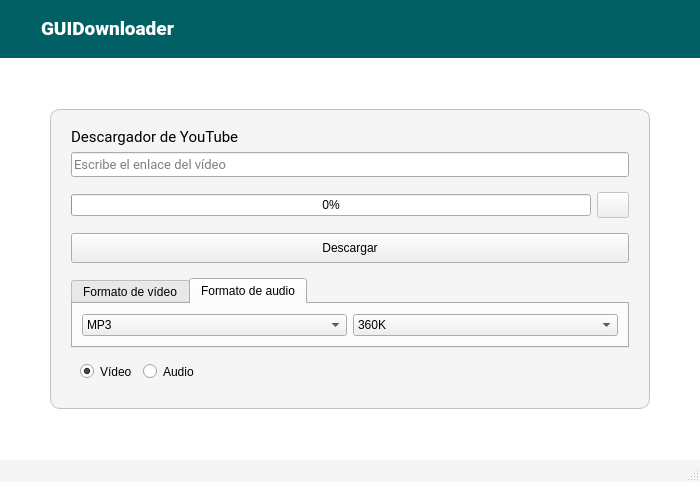
caicesardev/GUIDownloader, file app/ui/MainWindow.ui: the form before one commit.
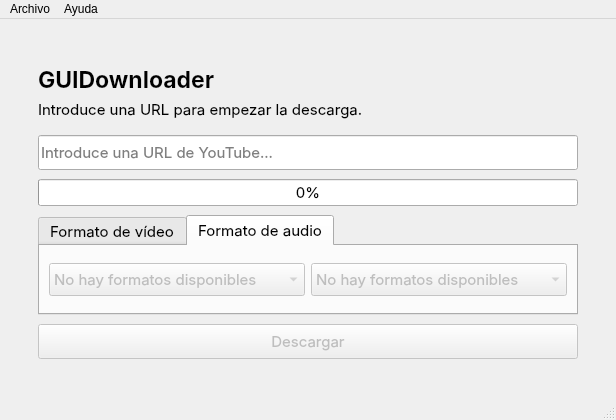
The form after the commit. The open tabs and pages were chosen to show the change. Icons and pictures are not drawn.

```diff
--- a/app/ui/MainWindow.ui
+++ b/app/ui/MainWindow.ui
@@ -6,22 +6,10 @@
    <rect>
     <x>0</x>
     <y>0</y>
-    <width>700</width>
-    <height>482</height>
+    <width>616</width>
+    <height>420</height>
    </rect>
   </property>
-  <property name="minimumSize">
-   <size>
-    <width>0</width>
-    <height>440</height>
-   </size>
-  </property>
-  <property name="font">
-   <font>
-    <family>Roboto</family>
-    <pointsize>10</pointsize>
-   </font>
-  </property>
   <property name="windowTitle">
    <string>GUIDownloader</string>
   </property>
@@ -29,256 +17,81 @@
    <iconset resource="../images.qrc">
     <normaloff>:/res/images/downloading.png</normaloff>:/res/images/downloading.png</iconset>
   </property>
-  <property name="styleSheet">
-   <string notr="true">QMainWindow#MainWindow{background: white;}</string>
-  </property>
   <widget class="QWidget" name="centralwidget">
+   <property name="font">
+    <font>
+     <family>Inter</family>
+     <pointsize>11</pointsize>
+     <stylestrategy>PreferAntialias</stylestrategy>
+     <hintingpreference>PreferFullHinting</hintingpreference>
+    </font>
+   </property>
    <layout class="QGridLayout" name="gridLayout">
-    <property name="leftMargin">
-     <number>0</number>
-    </property>
-    <property name="topMargin">
-     <number>0</number>
-    </property>
-    <property name="rightMargin">
-     <number>0</number>
-    </property>
-    <property name="bottomMargin">
-     <number>0</number>
-    </property>
-    <property name="verticalSpacing">
-     <number>0</number>
-    </property>
     <item row="0" column="0">
      <widget class="QFrame" name="central_frame">
+      <property name="sizePolicy">
+       <sizepolicy hsizetype="Preferred" vsizetype="Maximum">
+        <horstretch>0</horstretch>
+        <verstretch>0</verstretch>
+       </sizepolicy>
+      </property>
       <layout class="QVBoxLayout" name="verticalLayout">
        <property name="spacing">
-        <number>0</number>
+        <number>16</number>
        </property>
        <property name="leftMargin">
-        <number>0</number>
-       </property>
-       <property name="topMargin">
-        <number>0</number>
+        <number>20</number>
        </property>
        <property name="rightMargin">
-        <number>0</number>
-       </property>
-       <property name="bottomMargin">
-        <number>0</number>
+        <number>20</number>
        </property>
        <item>
-        <widget class="QFrame" name="header_frame">
-         <property name="maximumSize">
-          <size>
-           <width>16777215</width>
-           <height>80</height>
-          </size>
+        <widget class="QFrame" name="lbl_frame">
+         <property name="sizePolicy">
+          <sizepolicy hsizetype="Preferred" vsizetype="Maximum">
+           <horstretch>0</horstretch>
+           <verstretch>0</verstretch>
+          </sizepolicy>
          </property>
-         <property name="font">
-          <font>
-           <family>Roboto Mono</family>
-           <pointsize>10</pointsize>
-          </font>
+         <property name="frameShape">
+          <enum>QFrame::Shape::NoFrame</enum>
          </property>
-         <property name="styleSheet">
-          <string notr="true">QFrame#header_frame{background: #006064;}</string>
-         </property>
-         <layout class="QHBoxLayout" name="horizontalLayout">
-          <property name="leftMargin">
-           <number>18</number>
+         <layout class="QVBoxLayout" name="verticalLayout_2">
+          <property name="bottomMargin">
+           <number>0</number>
           </property>
           <item>
-           <widget class="QLabel" name="label">
-            <property name="maximumSize">
-             <size>
-              <width>32</width>
-              <height>32</height>
-             </size>
+           <widget class="QLabel" name="lbl_app_name">
+            <property name="sizePolicy">
+             <sizepolicy hsizetype="Preferred" vsizetype="Preferred">
+              <horstretch>0</horstretch>
+              <verstretch>0</verstretch>
+             </sizepolicy>
             </property>
-            <property name="pixmap">
-             <pixmap resource="../images.qrc">:/res/images/downloading.png</pixmap>
-            </property>
-            <property name="scaledContents">
-             <bool>true</bool>
-            </property>
-           </widget>
-          </item>
-          <item>
-           <spacer name="horizontalSpacer_2">
-            <property name="orientation">
-             <enum>Qt::Horizontal</enum>
-            </property>
-            <property name="sizeType">
-             <enum>QSizePolicy::Fixed</enum>
-            </property>
-            <property name="sizeHint" stdset="0">
-             <size>
-              <width>10</width>
-              <height>20</height>
-             </size>
-            </property>
-           </spacer>
-          </item>
-          <item>
-           <widget class="QLabel" name="title">
             <property name="font">
              <font>
-              <family>Roboto</family>
+              <family>Inter</family>
+              <pointsize>17</pointsize>
+              <bold>true</bold>
+              <stylestrategy>PreferAntialias</stylestrategy>
+              <hintingpreference>PreferFullHinting</hintingpreference>
              </font>
             </property>
             <property name="text">
-             <string>&lt;html&gt;&lt;head/&gt;&lt;body&gt;&lt;p&gt;&lt;span style=&quot; font-size:14pt; font-weight:700; color:#ffffff;&quot;&gt;GUIDownloader&lt;/span&gt;&lt;/p&gt;&lt;/body&gt;&lt;/html&gt;</string>
+             <string>GUIDownloader</string>
             </property>
            </widget>
           </item>
           <item>
-           <spacer name="horizontalSpacer">
-            <property name="orientation">
-             <enum>Qt::Horizontal</enum>
+           <widget class="QLabel" name="lbl_app_description">
+            <property name="sizePolicy">
+             <sizepolicy hsizetype="Preferred" vsizetype="Preferred">
+              <horstretch>0</horstretch>
+              <verstretch>0</verstretch>
+             </sizepolicy>
             </property>
-            <property name="sizeHint" stdset="0">
-             <size>
-              <width>40</width>
-              <height>20</height>
-             </size>
-            </property>
-           </spacer>
-          </item>
-          <item>
-           <widget class="QPushButton" name="about_menu_action">
-            <property name="minimumSize">
-             <size>
-              <width>0</width>
-              <height>40</height>
-             </size>
-            </property>
-            <property name="maximumSize">
-             <size>
-              <width>50</width>
-              <height>16777215</height>
-             </size>
-            </property>
-            <property name="statusTip">
-             <string>Acerca de </string>
-            </property>
-            <property name="iconSize">
-             <size>
-              <width>24</width>
-              <height>24</height>
-             </size>
-            </property>
-            <property name="flat">
-             <bool>true</bool>
-            </property>
-           </widget>
-          </item>
-          <item>
-           <widget class="QPushButton" name="aboutqt_menu_action">
-            <property name="minimumSize">
-             <size>
-              <width>0</width>
-              <height>40</height>
-             </size>
-            </property>
-            <property name="maximumSize">
-             <size>
-              <width>50</width>
-              <height>16777215</height>
-             </size>
-            </property>
-            <property name="statusTip">
-             <string>Acerca de Qt</string>
-            </property>
-            <property name="iconSize">
-             <size>
-              <width>24</width>
-              <height>24</height>
-             </size>
-            </property>
-            <property name="flat">
-             <bool>true</bool>
-            </property>
-           </widget>
-          </item>
-          <item>
-           <widget class="QPushButton" name="restart_menu_action">
-            <property name="minimumSize">
-             <size>
-              <width>0</width>
-              <height>40</height>
-             </size>
-            </property>
-            <property name="maximumSize">
-             <size>
-              <width>50</width>
-              <height>16777215</height>
-             </size>
-            </property>
-            <property name="statusTip">
-             <string>Reiniciar aplicación</string>
-            </property>
-            <property name="iconSize">
-             <size>
-              <width>24</width>
-              <height>24</height>
-             </size>
-            </property>
-            <property name="flat">
-             <bool>true</bool>
-            </property>
-           </widget>
-          </item>
-          <item>
-           <widget class="QPushButton" name="exit_menu_action">
-            <property name="minimumSize">
-             <size>
-              <width>0</width>
-              <height>40</height>
-             </size>
-            </property>
-            <property name="maximumSize">
-             <size>
-              <width>50</width>
-              <height>16777215</height>
-             </size>
-            </property>
-            <property name="statusTip">
-             <string>Salir de la aplicación</string>
-            </property>
-            <property name="iconSize">
-             <size>
-              <width>24</width>
-              <height>24</height>
-             </size>
-            </property>
-            <property name="flat">
-             <bool>true</bool>
-            </property>
-           </widget>
-          </item>
-          <item>
-           <widget class="QPushButton" name="settings_btn">
-            <property name="minimumSize">
-             <size>
-              <width>0</width>
-              <height>40</height>
-             </size>
-            </property>
-            <property name="maximumSize">
-             <size>
-              <width>50</width>
-              <height>16777215</height>
-             </size>
-            </property>
-            <property name="iconSize">
-             <size>
-              <width>24</width>
-              <height>24</height>
-             </size>
-            </property>
-            <property name="flat">
-             <bool>true</bool>
+            <property name="text">
+             <string>Introduce una URL para empezar la descarga.</string>
             </property>
            </widget>
           </item>
@@ -286,428 +99,213 @@
         </widget>
        </item>
        <item>
-        <widget class="QFrame" name="mid_frame">
-         <property name="font">
-          <font>
-           <family>Roboto</family>
-           <pointsize>10</pointsize>
-          </font>
+        <widget class="QFrame" name="inputs_frame">
+         <property name="frameShape">
+          <enum>QFrame::Shape::NoFrame</enum>
          </property>
-         <layout class="QHBoxLayout" name="horizontalLayout_6">
+         <layout class="QVBoxLayout" name="verticalLayout_3">
           <property name="spacing">
-           <number>0</number>
-          </property>
-          <property name="sizeConstraint">
-           <enum>QLayout::SetMinimumSize</enum>
-          </property>
-          <property name="leftMargin">
-           <number>50</number>
+           <number>9</number>
           </property>
           <property name="topMargin">
-           <number>30</number>
-          </property>
-          <property name="rightMargin">
-           <number>50</number>
+           <number>0</number>
           </property>
           <property name="bottomMargin">
-           <number>30</number>
+           <number>0</number>
           </property>
           <item>
-           <widget class="QFrame" name="container_frame">
+           <widget class="QLineEdit" name="url_input">
+            <property name="sizePolicy">
+             <sizepolicy hsizetype="Expanding" vsizetype="Preferred">
+              <horstretch>0</horstretch>
+              <verstretch>0</verstretch>
+             </sizepolicy>
+            </property>
             <property name="minimumSize">
              <size>
-              <width>440</width>
-              <height>0</height>
+              <width>0</width>
+              <height>35</height>
              </size>
             </property>
-            <property name="maximumSize">
+            <property name="font">
+             <font>
+              <family>Inter</family>
+              <pointsize>11</pointsize>
+              <stylestrategy>PreferAntialias</stylestrategy>
+              <hintingpreference>PreferFullHinting</hintingpreference>
+             </font>
+            </property>
+            <property name="toolTip">
+             <string>Introduce una URL de YouTube</string>
+            </property>
+            <property name="placeholderText">
+             <string>Introduce una URL de YouTube...</string>
+            </property>
+           </widget>
+          </item>
+          <item>
+           <widget class="QProgressBar" name="progress_bar">
+            <property name="value">
+             <number>0</number>
+            </property>
+           </widget>
+          </item>
+          <item>
+           <widget class="QTabWidget" name="tab_widget">
+            <property name="sizePolicy">
+             <sizepolicy hsizetype="Expanding" vsizetype="Expanding">
+              <horstretch>0</horstretch>
+              <verstretch>0</verstretch>
+             </sizepolicy>
+            </property>
+            <property name="minimumSize">
              <size>
-              <width>960</width>
-              <height>300</height>
+              <width>0</width>
+              <height>100</height>
              </size>
             </property>
-            <property name="styleSheet">
-             <string notr="true">QFrame#container_frame{background: whitesmoke; border: 1px solid #c2c2c2; border-radius: 10px;}</string>
+            <property name="font">
+             <font>
+              <family>Inter</family>
+              <pointsize>11</pointsize>
+              <stylestrategy>PreferAntialias</stylestrategy>
+              <hintingpreference>PreferFullHinting</hintingpreference>
+             </font>
             </property>
-            <property name="frameShape">
-             <enum>QFrame::StyledPanel</enum>
+            <property name="currentIndex">
+             <number>0</number>
             </property>
-            <property name="frameShadow">
-             <enum>QFrame::Raised</enum>
+            <property name="movable">
+             <bool>true</bool>
             </property>
-            <layout class="QVBoxLayout" name="verticalLayout_3">
-             <property name="leftMargin">
-              <number>20</number>
-             </property>
-             <property name="topMargin">
-              <number>15</number>
-             </property>
-             <property name="rightMargin">
-              <number>20</number>
-             </property>
-             <property name="bottomMargin">
-              <number>15</number>
-             </property>
-             <item>
-              <spacer name="verticalSpacer">
-               <property name="orientation">
-                <enum>Qt::Vertical</enum>
-               </property>
-               <property name="sizeHint" stdset="0">
-                <size>
-                 <width>20</width>
-                 <height>40</height>
-                </size>
-               </property>
-              </spacer>
-             </item>
-             <item>
-              <widget class="QLabel" name="label_2">
-               <property name="maximumSize">
-                <size>
-                 <width>16777215</width>
-                 <height>20</height>
-                </size>
-               </property>
-               <property name="font">
-                <font>
-                 <family>Roboto</family>
-                 <pointsize>11</pointsize>
-                </font>
-               </property>
-               <property name="text">
-                <string>Descargador de YouTube</string>
-               </property>
-              </widget>
-             </item>
-             <item>
-              <widget class="QLineEdit" name="input">
-               <property name="minimumSize">
-                <size>
-                 <width>0</width>
-                 <height>25</height>
-                </size>
-               </property>
-               <property name="font">
-                <font>
-                 <family>Roboto</family>
-                 <pointsize>10</pointsize>
-                </font>
-               </property>
-               <property name="toolTip">
-                <string>Enlace del vídeo</string>
-               </property>
-               <property name="statusTip">
-                <string>Escribe el enlace del vídeo</string>
-               </property>
-               <property name="placeholderText">
-                <string>Escribe el enlace del vídeo</string>
-               </property>
-               <property name="clearButtonEnabled">
-                <bool>true</bool>
-               </property>
-              </widget>
-             </item>
-             <item>
-              <widget class="QFrame" name="progress_frame">
-               <property name="maximumSize">
-                <size>
-                 <width>16777215</width>
-                 <height>64</height>
-                </size>
-               </property>
-               <layout class="QHBoxLayout" name="horizontalLayout_5">
-                <property name="leftMargin">
-                 <number>0</number>
+            <widget class="QWidget" name="video_tab">
+             <attribute name="title">
+              <string>Formato de vídeo</string>
+             </attribute>
+             <layout class="QHBoxLayout" name="horizontalLayout">
+              <item>
+               <widget class="QComboBox" name="combo_video_format">
+                <property name="enabled">
+                 <bool>false</bool>
                 </property>
-                <property name="rightMargin">
-                 <number>0</number>
+                <property name="minimumSize">
+                 <size>
+                  <width>0</width>
+                  <height>33</height>
+                 </size>
                 </property>
+                <property name="cursor">
+                 <cursorShape>PointingHandCursor</cursorShape>
+                </property>
                 <item>
-                 <widget class="QProgressBar" name="progress_bar">
-                  <property name="toolTip">
-                   <string>Progreso</string>
-                  </property>
-                  <property name="value">
-                   <number>0</number>
-                  </property>
-                 </widget>
+                 <property name="text">
+                  <string>No hay formatos disponibles</string>
+                 </property>
                 </item>
+               </widget>
+              </item>
+              <item>
+               <widget class="QComboBox" name="combo_video_quality">
+                <property name="enabled">
+                 <bool>false</bool>
+                </property>
+                <property name="minimumSize">
+                 <size>
+                  <width>0</width>
+                  <height>33</height>
+                 </size>
+                </property>
+                <property name="cursor">
+                 <cursorShape>PointingHandCursor</cursorShape>
+                </property>
                 <item>
-                 <widget class="QToolButton" name="cancel_button">
-                  <property name="enabled">
-                   <bool>false</bool>
-                  </property>
-                  <property name="minimumSize">
-                   <size>
-                    <width>32</width>
-                    <height>26</height>
-                   </size>
-                  </property>
-                  <property name="cursor">
-                   <cursorShape>PointingHandCursor</cursorShape>
-                  </property>
-                  <property name="toolTip">
-                   <string>Cancelar descarga</string>
-                  </property>
-                  <property name="statusTip">
-                   <string>Cancelar la descarga</string>
-                  </property>
-                  <property name="iconSize">
-                   <size>
-                    <width>12</width>
-                    <height>12</height>
-                   </size>
-                  </property>
-                 </widget>
+                 <property name="text">
+                  <string>No hay formatos disponibles</string>
+                 </property>
                 </item>
-               </layout>
-              </widget>
-             </item>
-             <item>
-              <widget class="QPushButton" name="download_button">
-               <property name="minimumSize">
-                <size>
-                 <width>0</width>
-                 <height>30</height>
-                </size>
-               </property>
-               <property name="cursor">
-                <cursorShape>PointingHandCursor</cursorShape>
-               </property>
-               <property name="toolTip">
-                <string>Descargar vídeo</string>
-               </property>
-               <property name="statusTip">
-                <string>Descargar vídeo</string>
-               </property>
-               <property name="text">
-                <string>Descargar</string>
-               </property>
-              </widget>
-             </item>
-             <item>
-              <spacer name="verticalSpacer_3">
-               <property name="orientation">
-                <enum>Qt::Vertical</enum>
-               </property>
-               <property name="sizeType">
-                <enum>QSizePolicy::Fixed</enum>
-               </property>
-               <property name="sizeHint" stdset="0">
-                <size>
-                 <width>20</width>
-                 <height>9</height>
-                </size>
-               </property>
-              </spacer>
-             </item>
-             <item>
-              <widget class="QTabWidget" name="tab_widget">
-               <property name="maximumSize">
-                <size>
-                 <width>16777215</width>
-                 <height>93</height>
-                </size>
-               </property>
-               <property name="currentIndex">
-                <number>0</number>
-               </property>
-               <widget class="QWidget" name="video_tab">
-                <attribute name="title">
-                 <string>Formato de vídeo</string>
-                </attribute>
-                <layout class="QHBoxLayout" name="horizontalLayout_3">
-                 <item>
-                  <widget class="QComboBox" name="vf_combo_box">
-                   <item>
-                    <property name="text">
-                     <string>MP4</string>
-                    </property>
-                   </item>
-                   <item>
-                    <property name="text">
-                     <string>MKV</string>
-                    </property>
-                   </item>
-                   <item>
-                    <property name="text">
-                     <string>AVI</string>
-                    </property>
-                   </item>
-                   <item>
-                    <property name="text">
-                     <string>WEBM</string>
-                    </property>
-                   </item>
-                  </widget>
-                 </item>
-                 <item>
-                  <widget class="QComboBox" name="vq_combo_box">
-                   <item>
-                    <property name="text">
-                     <string>1080p</string>
-                    </property>
-                   </item>
-                   <item>
-                    <property name="text">
-                     <string>720p</string>
-                    </property>
-                   </item>
-                   <item>
-                    <property name="text">
-                     <string>480p</string>
-                    </property>
-                   </item>
-                   <item>
-                    <property name="text">
-                     <string>360p</string>
-                    </property>
-                   </item>
-                   <item>
-                    <property name="text">
-                     <string>144p</string>
-                    </property>
-                   </item>
-                  </widget>
-                 </item>
-                </layout>
                </widget>
-               <widget class="QWidget" name="audio_tab">
-                <attribute name="title">
-                 <string>Formato de audio</string>
-                </attribute>
-                <layout class="QHBoxLayout" name="horizontalLayout_4">
-                 <item>
-                  <widget class="QComboBox" name="af_combo_box">
-                   <item>
-                    <property name="text">
-                     <string>MP3</string>
-                    </property>
-                   </item>
-                   <item>
-                    <property name="text">
-                     <string>M4A</string>
-                    </property>
-                   </item>
-                   <item>
-                    <property name="text">
-                     <string>WAV</string>
-                    </property>
-                   </item>
-                   <item>
-                    <property name="text">
-                     <string>OGG</string>
-                    </property>
-                   </item>
-                  </widget>
-                 </item>
-                 <item>
-                  <widget class="QComboBox" name="aq_combo_box">
-                   <item>
-                    <property name="text">
-                     <string>360K</string>
-                    </property>
-                   </item>
-                   <item>
-                    <property name="text">
-                     <string>192K</string>
-                    </property>
-                   </item>
-                   <item>
-                    <property name="text">
-                     <string>144k</string>
-                    </property>
-                   </item>
-                   <item>
-                    <property name="text">
-                     <string>96K</string>
-                    </property>
-                   </item>
-                  </widget>
-                 </item>
-                </layout>
-               </widget>
-              </widget>
-             </item>
-             <item>
-              <widget class="QFrame" name="options_frame">
-               <property name="maximumSize">
-                <size>
-                 <width>16777215</width>
-                 <height>35</height>
-                </size>
-               </property>
-               <layout class="QHBoxLayout" name="horizontalLayout_2">
+              </item>
+             </layout>
+            </widget>
+            <widget class="QWidget" name="audio_tab">
+             <attribute name="title">
+              <string>Formato de audio</string>
+             </attribute>
+             <layout class="QHBoxLayout" name="horizontalLayout_2">
+              <item>
+               <widget class="QComboBox" name="combo_audio_format">
+                <property name="enabled">
+                 <bool>false</bool>
+                </property>
+                <property name="minimumSize">
+                 <size>
+                  <width>0</width>
+                  <height>33</height>
+                 </size>
+                </property>
+                <property name="cursor">
+                 <cursorShape>PointingHandCursor</cursorShape>
+                </property>
                 <item>
-                 <widget class="QRadioButton" name="vid_radio_btn">
-                  <property name="toolTip">
-                   <string>Descargar vídeo</string>
-                  </property>
-                  <property name="statusTip">
-                   <string>Descargar en vídeo</string>
-                  </property>
-                  <property name="text">
-                   <string>Vídeo</string>
-                  </property>
-                  <property name="checked">
-                   <bool>true</bool>
-                  </property>
-                 </widget>
+                 <property name="text">
+                  <string>No hay formatos disponibles</string>
+                 </property>
                 </item>
+               </widget>
+              </item>
+              <item>
+               <widget class="QComboBox" name="combo_audio_quality">
+                <property name="enabled">
+                 <bool>false</bool>
+                </property>
+                <property name="minimumSize">
+                 <size>
+                  <width>0</width>
+                  <height>33</height>
+                 </size>
+                </property>
+                <property name="cursor">
+                 <cursorShape>PointingHandCursor</cursorShape>
+                </property>
                 <item>
-                 <widget class="QRadioButton" name="audio_radio_btn">
-                  <property name="toolTip">
-                   <string>Descargar solo audio</string>
-                  </property>
-                  <property name="statusTip">
-                   <string>Descargar solo audio</string>
-                  </property>
-                  <property name="text">
-                   <string>Audio</string>
-                  </property>
-                 </widget>
+                 <property name="text">
+                  <string>No hay formatos disponibles</string>
+                 </property>
                 </item>
-                <item>
-                 <spacer name="horizontalSpacer_4">
-                  <property name="orientation">
-                   <enum>Qt::Horizontal</enum>
-                  </property>
-                  <property name="sizeHint" stdset="0">
-                   <size>
-                    <width>40</width>
-                    <height>20</height>
-                   </size>
-                  </property>
-                 </spacer>
-                </item>
-                <item>
-                 <widget class="QLabel" name="speed_label">
-                  <property name="font">
-                   <font>
-                    <family>Roboto</family>
-                    <pointsize>10</pointsize>
-                   </font>
-                  </property>
-                 </widget>
-                </item>
-               </layout>
-              </widget>
-             </item>
-             <item>
-              <spacer name="verticalSpacer_2">
-               <property name="orientation">
-                <enum>Qt::Vertical</enum>
-               </property>
-               <property name="sizeHint" stdset="0">
-                <size>
-                 <width>20</width>
-                 <height>40</height>
-                </size>
-               </property>
-              </spacer>
-             </item>
-            </layout>
+               </widget>
+              </item>
+             </layout>
+            </widget>
+           </widget>
+          </item>
+          <item>
+           <widget class="QPushButton" name="download_button">
+            <property name="enabled">
+             <bool>false</bool>
+            </property>
+            <property name="minimumSize">
+             <size>
+              <width>0</width>
+              <height>35</height>
+             </size>
+            </property>
+            <property name="font">
+             <font>
+              <family>Inter</family>
+              <pointsize>11</pointsize>
+              <stylestrategy>PreferAntialias</stylestrategy>
+              <hintingpreference>PreferFullHinting</hintingpreference>
+             </font>
+            </property>
+            <property name="cursor">
+             <cursorShape>PointingHandCursor</cursorShape>
+            </property>
+            <property name="toolTip">
+             <string>Descargar enlace de YouTube</string>
+            </property>
+            <property name="text">
+             <string>Descargar</string>
+            </property>
            </widget>
           </item>
          </layout>
@@ -718,17 +316,69 @@
     </item>
    </layout>
   </widget>
+  <widget class="QMenuBar" name="menu_bar">
+   <property name="geometry">
+    <rect>
+     <x>0</x>
+     <y>0</y>
+     <width>616</width>
+     <height>33</height>
+    </rect>
+   </property>
+   <widget class="QMenu" name="menu_help">
+    <property name="title">
+     <string>Ayuda</string>
+    </property>
+    <addaction name="action_about"/>
+    <addaction name="action_about_qt"/>
+   </widget>
+   <widget class="QMenu" name="menu_file">
+    <property name="title">
+     <string>Archivo</string>
+    </property>
+    <addaction name="action_settings"/>
+    <addaction name="action_restart"/>
+    <addaction name="action_exit"/>
+   </widget>
+   <addaction name="menu_file"/>
+   <addaction name="menu_help"/>
+  </widget>
   <widget class="QStatusBar" name="status_bar">
    <property name="font">
     <font>
-     <family>Roboto</family>
-     <pointsize>10</pointsize>
+     <family>Inter</family>
+     <pointsize>11</pointsize>
     </font>
    </property>
-   <property name="styleSheet">
-    <string notr="true">QStatusBar{background: whitesmoke;}</string>
-   </property>
   </widget>
+  <action name="action_about">
+   <property name="text">
+    <string>Acerca de GUIDownloader</string>
+   </property>
+  </action>
+  <action name="action_about_qt">
+   <property name="text">
+    <string>Acerca de Qt</string>
+   </property>
+  </action>
+  <action name="action_settings">
+   <property name="text">
+    <string>Configuración</string>
+   </property>
+  </action>
+  <action name="action_restart">
+   <property name="text">
+    <string>Reiniciar</string>
+   </property>
+   <property name="shortcut">
+    <string>Ctrl+R</string>
+   </property>
+  </action>
+  <action name="action_exit">
+   <property name="text">
+    <string>Salir</string>
+   </property>
+  </action>
  </widget>
  <resources>
   <include location="../images.qrc"/>
```
